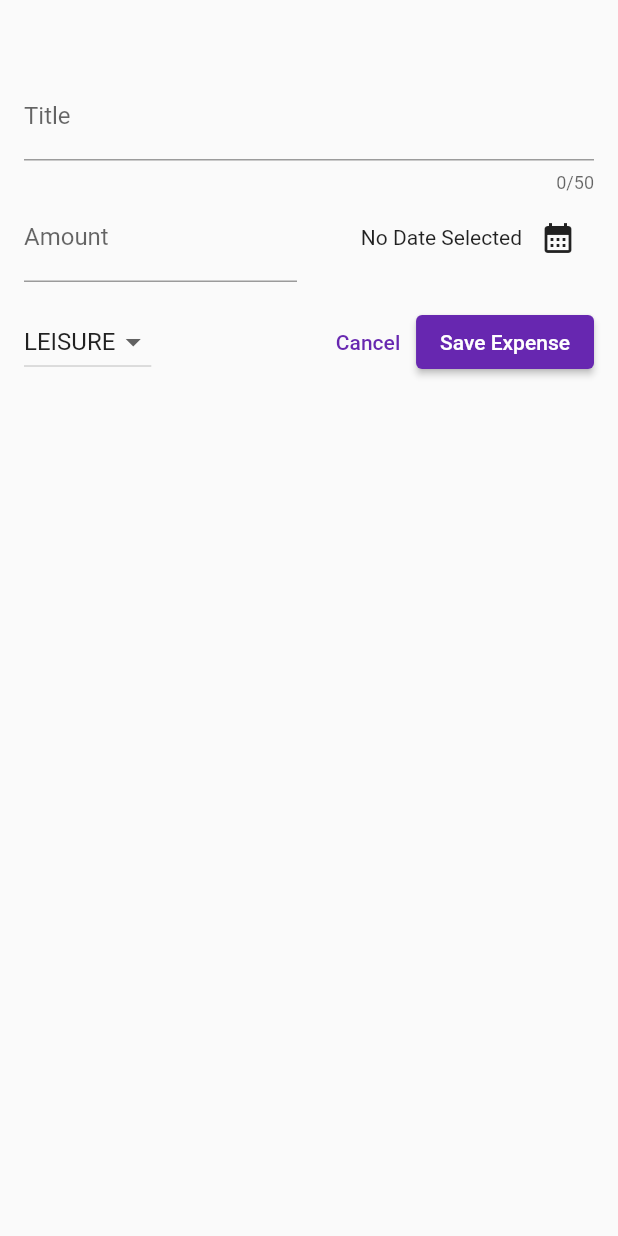
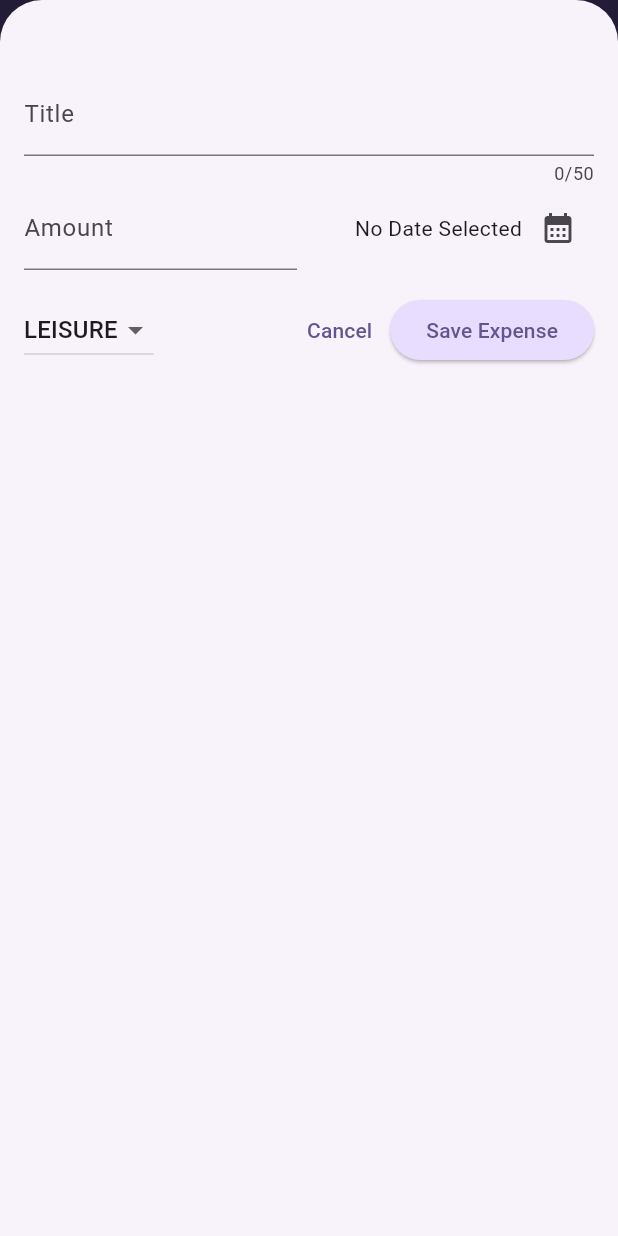
Before and after one commit to TeeWrath/expense-tracker, a Flutter app: the screen it shows after launch, after a tap on the "add" icon, on a phone screen of 412 x 824 dp. Run offline on Flutter 3.47's test engine with Material 3 defaults, Android fonts, the phone set to English and light mode, and no system bars.

Commit message:
feat: theming the application

```diff
--- a/lib/main.dart
+++ b/lib/main.dart
@@ -1,11 +1,34 @@
 import 'package:expense_tracker/widgets/expenses.dart';
 import 'package:flutter/material.dart';
+
+var kColorScheme =
+    ColorScheme.fromSeed(seedColor: const Color.fromARGB(255, 96, 59, 181));
 
 void main() {
   WidgetsFlutterBinding.ensureInitialized();
   runApp(MaterialApp(
     debugShowCheckedModeBanner: false,
-    theme: ThemeData(useMaterial3: false),
+    theme: ThemeData().copyWith(
+      useMaterial3: true,
+      colorScheme: kColorScheme,
+      appBarTheme: const AppBarTheme().copyWith(
+        backgroundColor: kColorScheme.onPrimaryContainer,
+        foregroundColor: kColorScheme.primaryContainer,
+      ),
+      cardTheme: const CardTheme().copyWith(
+          color: kColorScheme.secondaryContainer,
+          margin: const EdgeInsets.symmetric(horizontal: 16, vertical: 8)),
+      elevatedButtonTheme: ElevatedButtonThemeData(
+          style: ElevatedButton.styleFrom(
+              backgroundColor: kColorScheme.primaryContainer)),
+      textTheme: ThemeData().textTheme.copyWith(
+            titleLarge: TextStyle(
+              fontWeight: FontWeight.normal,
+              color: kColorScheme.secondaryContainer,
+              fontSize: 14,
+            ),
+          ),
+    ),
     home: const ExpensesScreen(),
   ));
 }
--- a/lib/widgets/expenses.dart
+++ b/lib/widgets/expenses.dart
@@ -74,7 +74,7 @@ class _ExpensesScreenState extends State<ExpensesScreen> {
     return Scaffold(
       appBar: AppBar(
         title: const Text('Flutter Expense Tracker'),
-        backgroundColor: const Color.fromARGB(255, 103, 39, 176),
+        // backgroundColor: const Color.fromARGB(255, 103, 39, 176),
         actions: [
           IconButton(
               onPressed: _openAddExpenseOverlay, icon: const Icon(Icons.add))
--- a/lib/widgets/new_expense.dart
+++ b/lib/widgets/new_expense.dart
@@ -146,16 +146,17 @@ class _NewExpenseState extends State<NewExpense> {
                   },
                   child: const Text(
                     'Cancel',
-                    style: TextStyle(color: Color.fromARGB(255, 103, 39, 176)),
+                    // style: TextStyle(color: Color.fromARGB(255, 103, 39, 176)),
                   )),
               ElevatedButton(
                   onPressed: _submitExpenseData,
-                  style: ElevatedButton.styleFrom(
-                      backgroundColor: const Color.fromARGB(255, 103, 39, 176)),
+                  // style: ElevatedButton.styleFrom(
+                  //     backgroundColor: const Color.fromARGB(255, 103, 39, 176)),
                   child: const Text('Save Expense',
-                      style: TextStyle(
-                        color: Colors.white,
-                      )))
+                      // style: TextStyle(
+                      //   color: Colors.white,
+                      // )
+                      ))
             ],
           )
         ],
```
